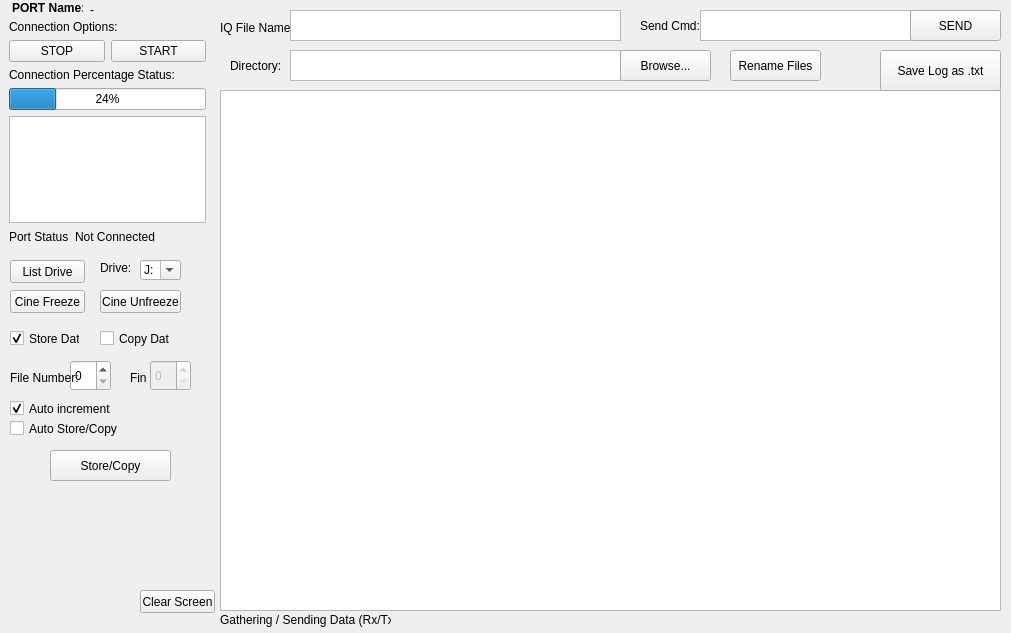
Old version of the form qt.ui in the repository JulianRene/Serial-GUI-Com.
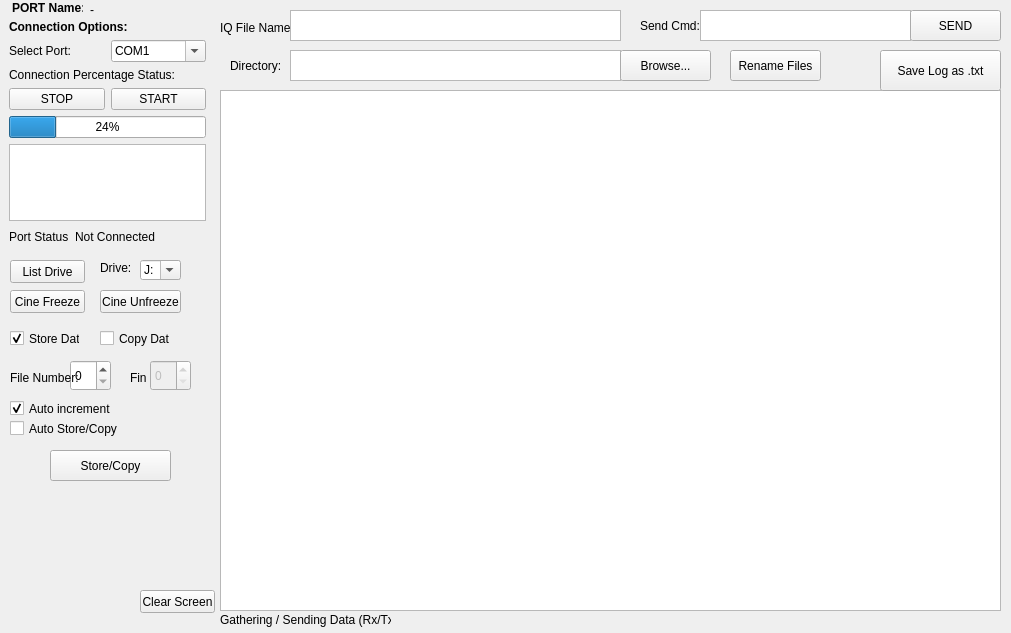
New version of the form.

Commit message: Full functioning version - Port selection and verification added - Auto Copy tested - Store with beep tested

The edit to the form file:
```diff
--- a/qt.ui
+++ b/qt.ui
@@ -79,7 +79,7 @@
       <x>9</x>
       <y>20</y>
       <width>197</width>
-      <height>203</height>
+      <height>201</height>
      </rect>
     </property>
     <layout class="QVBoxLayout" name="verticalLayout">
@@ -88,11 +88,70 @@
      </property>
      <item>
       <widget class="QLabel" name="label_10">
+       <property name="font">
+        <font>
+         <weight>75</weight>
+         <bold>true</bold>
+        </font>
+       </property>
        <property name="text">
         <string>Connection Options:</string>
        </property>
       </widget>
      </item>
+     <item>
+      <layout class="QHBoxLayout" name="horizontalLayout_3">
+       <item>
+        <widget class="QLabel" name="label_14">
+         <property name="text">
+          <string>Select Port:</string>
+         </property>
+        </widget>
+       </item>
+       <item>
+        <widget class="QComboBox" name="cb_Port">
+         <property name="editable">
+          <bool>true</bool>
+         </property>
+         <property name="currentText">
+          <string>COM1</string>
+         </property>
+         <item>
+          <property name="text">
+           <string>COM1</string>
+          </property>
+         </item>
+         <item>
+          <property name="text">
+           <string>COM2</string>
+          </property>
+         </item>
+         <item>
+          <property name="text">
+           <string>COM3</string>
+          </property>
+         </item>
+         <item>
+          <property name="text">
+           <string>COM4</string>
+          </property>
+         </item>
+         <item>
+          <property name="text">
+           <string>COM5</string>
+          </property>
+         </item>
+        </widget>
+       </item>
+      </layout>
+     </item>
+     <item>
+      <widget class="QLabel" name="label_8">
+       <property name="text">
+        <string>Connection Percentage Status:</string>
+       </property>
+      </widget>
+     </item>
      <item>
       <layout class="QHBoxLayout" name="horizontalLayout_2">
        <item>
@@ -111,13 +170,6 @@
        </item>
       </layout>
      </item>
-     <item>
-      <widget class="QLabel" name="label_8">
-       <property name="text">
-        <string>Connection Percentage Status:</string>
-       </property>
-      </widget>
-     </item>
      <item>
       <widget class="QProgressBar" name="progressBar">
        <property name="value">
```
The commit also changes 1 other file.
